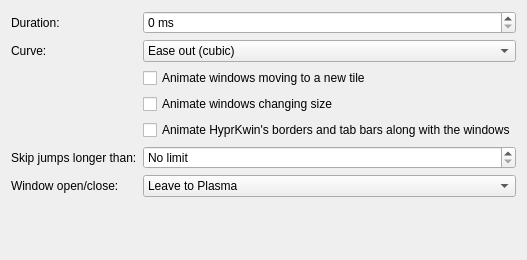
DGBooth/HyprKwin, file package-effect/contents/ui/config.ui: the form before one commit.
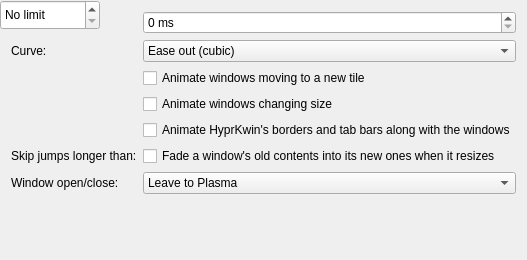
The form after the commit.

Patch:
```diff
--- a/package-effect/contents/ui/config.ui
+++ b/package-effect/contents/ui/config.ui
@@ -46,6 +46,12 @@
      <property name="toolTip"><string>Keeps the focus border attached to the window while it moves. Turn off to leave borders snapping instantly.</string></property>
     </widget>
    </item>
+   <item row="5" column="1">
+    <widget class="QCheckBox" name="kcfg_CrossFade">
+     <property name="text"><string>Fade a window's old contents into its new ones when it resizes</string></property>
+     <property name="toolTip"><string>Without it, a window's picture is stretched while it grows, which is what Hyprland does. Fading makes KWin draw the window into an offscreen buffer, so it is limited to a couple of windows at a time and never used for borders; turn it off entirely if your graphics driver is unhappy with it.</string></property>
+    </widget>
+   </item>
    <item row="6" column="0">
     <widget class="QLabel" name="openCloseLabel"><property name="text"><string>Window open/close:</string></property></widget>
    </item>
```
